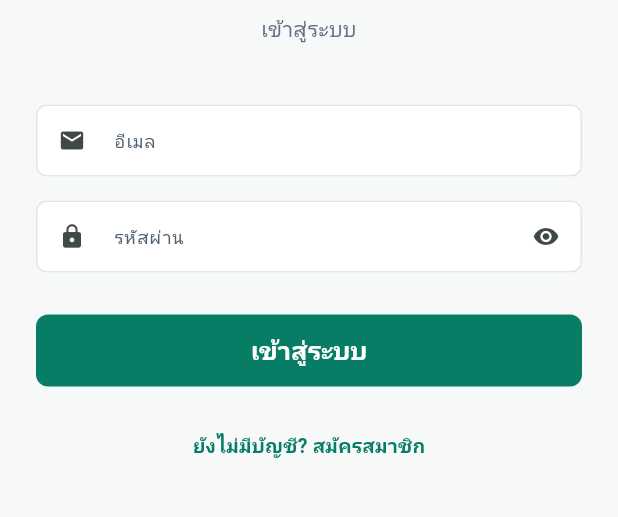
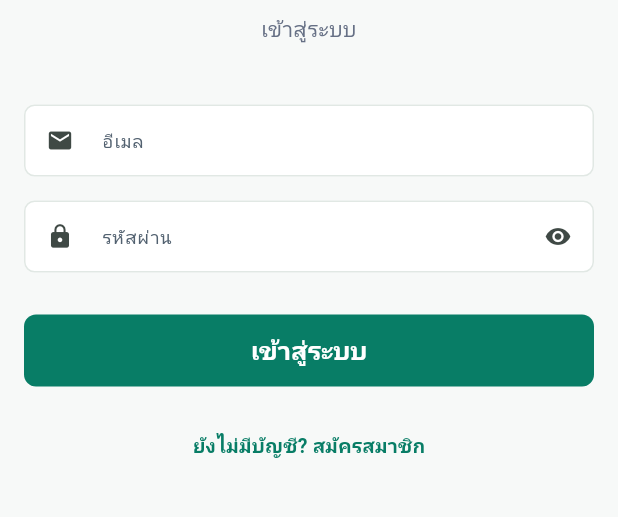
Before and after one commit to zal-src/mobile_safa, a Flutter app: the screen it shows after launch, on a phone screen of 412 x 824 dp, the part 338-855 px from its top. Run offline on Flutter 3.47's test engine with Material 3 defaults, Android fonts, the phone set to English and light mode, and no system bars; our stand-ins replace pdf, printing, sqflite; accounts and stored records are empty.

Commit message:
responsive

````diff
--- a/lib/main.dart
+++ b/lib/main.dart
@@ -28,6 +28,15 @@ class MyApp extends StatelessWidget {
       debugShowCheckedModeBanner: false,
       title: 'Safa',
       theme: AppTheme.light,
+      builder: (context, child) {
+        // Apply responsive theme overrides based on screen size
+        final responsiveTheme = AppTheme.responsiveLight(context);
+
+        return Theme(
+          data: responsiveTheme,
+          child: child ?? const SizedBox.shrink(),
+        );
+      },
       home: const LoginPage(),
     );
   }
--- a/lib/screens/article_detail_page.dart
+++ b/lib/screens/article_detail_page.dart
@@ -2,6 +2,7 @@ import 'package:flutter/material.dart';
 import 'package:flutter/services.dart';
 import '../models/knowledge_article.dart';
 import '../models/user.dart';
+import '../widgets/responsive_container.dart';
 
 class ArticleDetailPage extends StatelessWidget {
   final KnowledgeArticle article;
@@ -50,7 +51,8 @@ class ArticleDetailPage extends StatelessWidget {
           ),
         ],
       ),
-      body: SingleChildScrollView(
+      body: ResponsiveBody(
+        child: SingleChildScrollView(
         padding: const EdgeInsets.only(bottom: 40),
         child: Column(
           crossAxisAlignment: CrossAxisAlignment.start,
@@ -256,6 +258,7 @@ class ArticleDetailPage extends StatelessWidget {
           ],
         ),
       ),
+      ),
     );
   }
 
--- a/lib/screens/login_page.dart
+++ b/lib/screens/login_page.dart
@@ -3,6 +3,8 @@ import 'package:flutter/material.dart';
 import '../models/user.dart';
 import '../services/auth_service.dart';
 import '../theme/app_theme.dart';
+import '../utils/responsive.dart';
+import '../widgets/responsive_container.dart';
 import 'register_page.dart';
 import 'home_page.dart';
 
@@ -86,11 +88,15 @@ class _LoginPageState extends State<LoginPage> {
 
   @override
   Widget build(BuildContext context) {
+    final hPadding = Responsive.horizontalPadding(context);
+
     return Scaffold(
       appBar: AppBar(title: const Text('เข้าสู่ระบบ')),
       body: SafeArea(
+        child: ResponsiveBody(
+          maxWidth: Responsive.formMaxWidth(context),
           child: SingleChildScrollView(
-          padding: const EdgeInsets.all(24),
+            padding: EdgeInsets.symmetric(horizontal: hPadding, vertical: 24),
             child: Form(
               key: _formKey,
               child: Column(
@@ -181,7 +187,7 @@ class _LoginPageState extends State<LoginPage> {
                 const SizedBox(height: 28),
 
                 SizedBox(
-                  height: 48,
+                  height: Responsive.value<double>(context, mobile: 48, tablet: 52),
                   child: ElevatedButton(
                     onPressed: _isLoading ? null : _login,
                     child: _isLoading
@@ -215,6 +221,7 @@ class _LoginPageState extends State<LoginPage> {
             ),
           ),
         ),
+      ),
     );
   }
 }
--- a/lib/theme/app_theme.dart
+++ b/lib/theme/app_theme.dart
@@ -1,4 +1,6 @@
 import 'package:flutter/material.dart';
+
+import '../utils/responsive.dart';
 
 abstract final class AppColors {
   static const ink = Color(0xff101828);
@@ -168,4 +170,58 @@ abstract final class AppTheme {
       ),
     );
   }
+
+  /// Returns a responsive version of the light theme.
+  ///
+  /// Scales typography and touch targets based on screen width.
+  /// Usage: `theme: AppTheme.responsiveLight(context)`
+  static ThemeData responsiveLight(BuildContext context) {
+    final base = light;
+    final scale = Responsive.fontScale(context);
+
+    // Only apply scaling if scale != 1.0
+    if (scale == 1.0) return base;
+
+    final baseTextTheme = base.textTheme;
+
+    return base.copyWith(
+      textTheme: baseTextTheme.copyWith(
+        headlineLarge: baseTextTheme.headlineLarge?.copyWith(
+          fontSize: 28 * scale,
+        ),
+        headlineMedium: baseTextTheme.headlineMedium?.copyWith(
+          fontSize: 22 * scale,
+        ),
+        titleLarge: baseTextTheme.titleLarge?.copyWith(
+          fontSize: 18 * scale,
+        ),
+        titleMedium: baseTextTheme.titleMedium?.copyWith(
+          fontSize: 15 * scale,
+        ),
+        bodyLarge: baseTextTheme.bodyLarge?.copyWith(
+          fontSize: 14 * scale,
+        ),
+        bodyMedium: baseTextTheme.bodyMedium?.copyWith(
+          fontSize: 13 * scale,
+        ),
+        labelLarge: baseTextTheme.labelLarge?.copyWith(
+          fontSize: 13 * scale,
+        ),
+      ),
+      elevatedButtonTheme: ElevatedButtonThemeData(
+        style: base.elevatedButtonTheme.style?.copyWith(
+          minimumSize: WidgetStatePropertyAll(
+            Size.fromHeight(48 * scale),
+          ),
+        ),
+      ),
+      outlinedButtonTheme: OutlinedButtonThemeData(
+        style: base.outlinedButtonTheme.style?.copyWith(
+          minimumSize: WidgetStatePropertyAll(
+            Size.fromHeight(48 * scale),
+          ),
+        ),
+      ),
+    );
+  }
 }
--- /dev/null
+++ b/lib/utils/responsive.dart
@@ -0,0 +1,149 @@
+import 'package:flutter/material.dart';
+
+/// Responsive utility class for Safa Qard app.
+///
+/// Breakpoints (based on screen width):
+/// - Mobile:        320–480px
+/// - Large Mobile:  481–768px
+/// - Tablet:        769–1024px
+/// - Laptop:        1025–1440px
+/// - Large Screen:  1441px+
+abstract final class Responsive {
+  // ============================================================
+  // Breakpoints
+  // ============================================================
+
+  static const double mobileMax = 480;
+  static const double tabletSmallMax = 768;
+  static const double tabletMax = 1024;
+  static const double laptopMax = 1440;
+
+  // ============================================================
+  // Device type detection
+  // ============================================================
+
+  static bool isMobile(BuildContext context) =>
+      MediaQuery.of(context).size.width <= mobileMax;
+
+  static bool isLargeMobile(BuildContext context) {
+    final width = MediaQuery.of(context).size.width;
+    return width > mobileMax && width <= tabletSmallMax;
+  }
+
+  static bool isTablet(BuildContext context) {
+    final width = MediaQuery.of(context).size.width;
+    return width > tabletSmallMax && width <= tabletMax;
+  }
+
+  static bool isDesktop(BuildContext context) =>
+      MediaQuery.of(context).size.width > tabletMax;
+
+  static bool isLargeScreen(BuildContext context) =>
+      MediaQuery.of(context).size.width > laptopMax;
+
+  // ============================================================
+  // Responsive value selection (mobile-first)
+  // ============================================================
+
+  /// Returns a value based on the current screen width.
+  ///
+  /// [mobile] is the default value (mobile-first).
+  /// [largeMobile], [tablet], [desktop] override progressively
+  /// for wider screens (like CSS min-width media queries).
+  static T value<T>(
+    BuildContext context, {
+    required T mobile,
+    T? largeMobile,
+    T? tablet,
+    T? desktop,
+  }) {
+    final width = MediaQuery.of(context).size.width;
+
+    if (width > tabletMax) return desktop ?? tablet ?? largeMobile ?? mobile;
+    if (width > tabletSmallMax) return tablet ?? largeMobile ?? mobile;
+    if (width > mobileMax) return largeMobile ?? mobile;
+    return mobile;
+  }
+
+  // ============================================================
+  // Content max width (for centering on large screens)
+  // ============================================================
+
+  /// Maximum width for main content areas.
+  ///
+  /// On mobile, content uses full width.
+  /// On larger screens, content is constrained to keep it readable.
+  static double contentMaxWidth(BuildContext context) {
+    return value<double>(
+      context,
+      mobile: double.infinity,
+      largeMobile: 600,
+      tablet: 700,
+      desktop: 800,
+    );
+  }
+
+  /// Maximum width for form content (login, register, etc.).
+  static double formMaxWidth(BuildContext context) {
+    return value<double>(
+      context,
+      mobile: double.infinity,
+      largeMobile: 480,
+      tablet: 520,
+      desktop: 520,
+    );
+  }
+
+  // ============================================================
+  // Responsive spacing & padding
+  // ============================================================
+
+  /// Horizontal padding for page content.
+  static double horizontalPadding(BuildContext context) {
+    return value<double>(
+      context,
+      mobile: 16,
+      largeMobile: 24,
+      tablet: 32,
+      desktop: 40,
+    );
+  }
+
+  // ============================================================
+  // Responsive font scale
+  // ============================================================
+
+  /// Returns a scale factor for typography.
+  ///
+  /// On larger screens, text can be slightly bigger
+  /// to maintain readability.
+  static double fontScale(BuildContext context) {
+    return value<double>(
+      context,
+      mobile: 1.0,
+      largeMobile: 1.0,
+      tablet: 1.05,
+      desktop: 1.1,
+    );
+  }
+
+  /// Returns a scaled font size.
+  static double fontSize(BuildContext context, double base) {
+    return base * fontScale(context);
+  }
+
+  // ============================================================
+  // Grid columns helper
+  // ============================================================
+
+  /// Returns the number of columns for grid layouts.
+  static int gridColumns(BuildContext context) {
+    return value<int>(
+      context,
+      mobile: 2,
+      largeMobile: 2,
+      tablet: 3,
+      desktop: 4,
+    );
+  }
+}
--- /dev/null
+++ b/lib/widgets/responsive_container.dart
@@ -0,0 +1,92 @@
+import 'package:flutter/material.dart';
+
+import '../utils/responsive.dart';
+
+/// Wraps content with a max-width constraint and centers it.
+///
+/// On mobile, content takes full width.
+/// On tablet/desktop, content is constrained and centered
+/// to prevent it from stretching uncomfortably wide.
+class ResponsiveContainer extends StatelessWidget {
+  final Widget child;
+
+  /// If provided, overrides the default [Responsive.contentMaxWidth].
+  final double? maxWidth;
+
+  /// Optional padding to apply inside the container.
+  final EdgeInsetsGeometry? padding;
+
+  const ResponsiveContainer({
+    super.key,
+    required this.child,
+    this.maxWidth,
+    this.padding,
+  });
+
+  @override
+  Widget build(BuildContext context) {
+    final effectiveMaxWidth =
+        maxWidth ?? Responsive.contentMaxWidth(context);
+
+    Widget content = child;
+
+    if (padding != null) {
+      content = Padding(padding: padding!, child: content);
+    }
+
+    // On mobile (maxWidth == infinity), no constraint is applied
+    if (effectiveMaxWidth == double.infinity) {
+      return content;
+    }
+
+    return Center(
+      child: ConstrainedBox(
+        constraints: BoxConstraints(maxWidth: effectiveMaxWidth),
+        child: content,
+      ),
+    );
+  }
+}
+
+/// A scaffold body wrapper that adds responsive max-width centering.
+///
+/// Use this to wrap the body of a Scaffold to make it responsive.
+///
+/// Example:
+/// ```dart
+/// Scaffold(
+///   body: ResponsiveBody(
+///     child: SingleChildScrollView(
+///       child: Column(children: [...]),
+///     ),
+///   ),
+/// )
+/// ```
+class ResponsiveBody extends StatelessWidget {
+  final Widget child;
+  final double? maxWidth;
+
+  const ResponsiveBody({
+    super.key,
+    required this.child,
+    this.maxWidth,
+  });
+
+  @override
+  Widget build(BuildContext context) {
+    final effectiveMaxWidth =
+        maxWidth ?? Responsive.contentMaxWidth(context);
+
+    if (effectiveMaxWidth == double.infinity) {
+      return child;
+    }
+
+    return Align(
+      alignment: Alignment.topCenter,
+      child: ConstrainedBox(
+        constraints: BoxConstraints(maxWidth: effectiveMaxWidth),
+        child: child,
+      ),
+    );
+  }
+}
````
Also changed, not shown: lib/screens/contract_detail_page.dart (+9 -2 lines), lib/screens/contract_list_page.dart (+9 -2 lines), lib/screens/contract_role_page.dart (+10 -2 lines), lib/screens/create_contract_page.dart (+10 -2 lines), lib/screens/financial_health_check_page.dart (+7 -1 lines), lib/screens/home_page.dart (+8 -2 lines), lib/screens/knowledge_page.dart (+8 -2 lines), lib/screens/payment_contract_list_page.dart (+8 -2 lines), lib/screens/register_page.dart (+10 -2 lines), lib/screens/repayment_page.dart (+8 -2 lines). Lines whose indentation alone changed are shown as unchanged.
